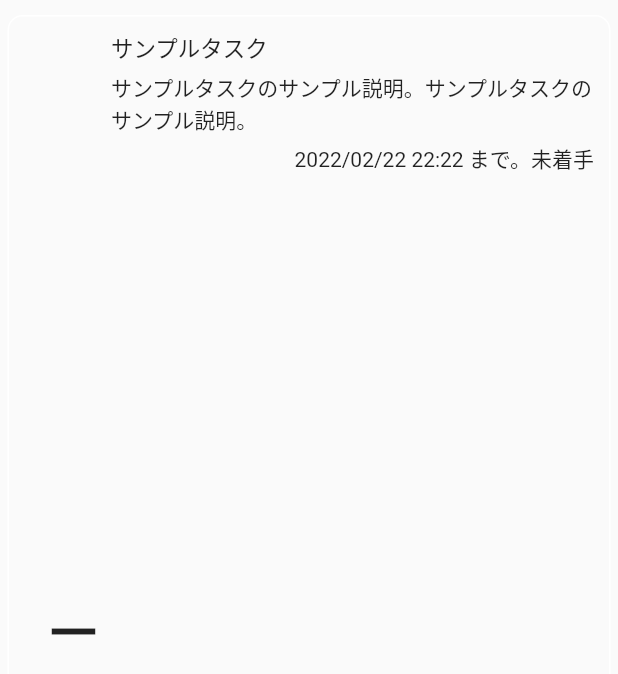
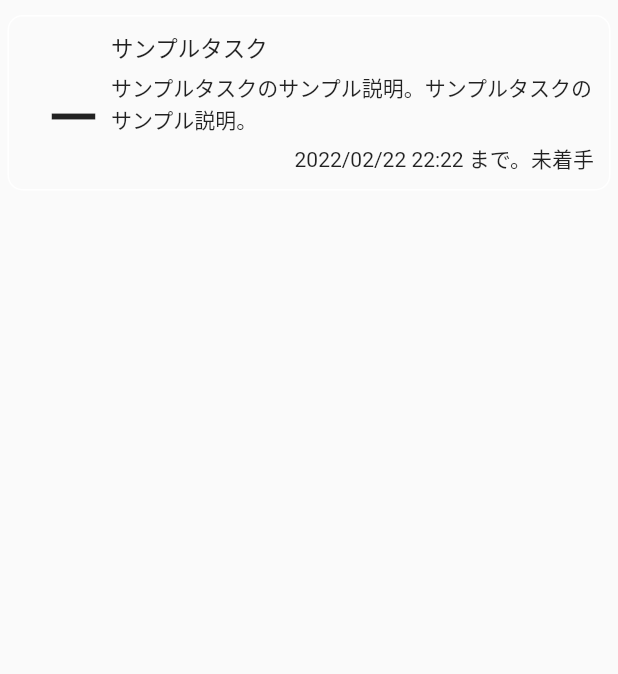
Before and after one commit to hrk-fujii/quick_todoer, a Flutter app: the TaskItem widget shown alone on an empty page, opened directly, on a phone screen of 412 x 824 dp. Shown: the top 674 px of the screen. Run offline on Flutter 3.47's test engine with Material 2 defaults, Android fonts, the phone set to English and light mode, and no system bars; our stand-ins replace cloud_firestore, firebase_auth, firebase_core, responsive_builder; accounts and stored records are empty; generated files the repository leaves out were written again.

Commit message:
2アイコンと詳細情報を分離

```diff
--- a/lib/task/task_item.dart
+++ b/lib/task/task_item.dart
@@ -14,19 +14,22 @@ class TaskItem extends StatelessWidget {
       child: Container(
         padding: EdgeInsets.all(10),
         child: Row(
+          crossAxisAlignment: CrossAxisAlignment.center,
           children: [
             IconButton(
               onPressed: (){},
               icon: Icon(
                 Icons.remove,
-                semanticLabel: "未着手",
+                semanticLabel: "未着手のサンプルタスク",
                 size: 50
               ),
             ),
             SizedBox(width: 10),
             Expanded(
+              child: InkWell(
                 child: Column(
                   crossAxisAlignment: CrossAxisAlignment.stretch,
+                  mainAxisSize: MainAxisSize.min,
                   children: [
                     Text(
                       "サンプルタスク",
@@ -48,6 +51,8 @@ class TaskItem extends StatelessWidget {
                     ),
                   ],
                 ),
+                onTap: () {},
+              ),
             ),
           ],
         ),
```
Lines whose indentation alone changed are shown as unchanged.
